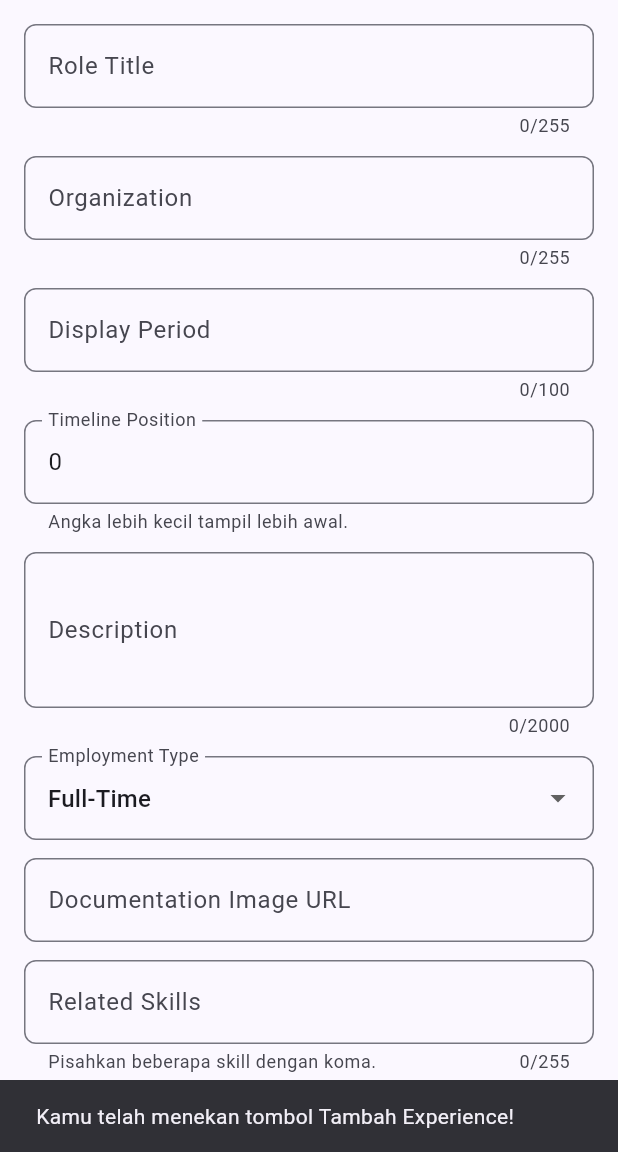
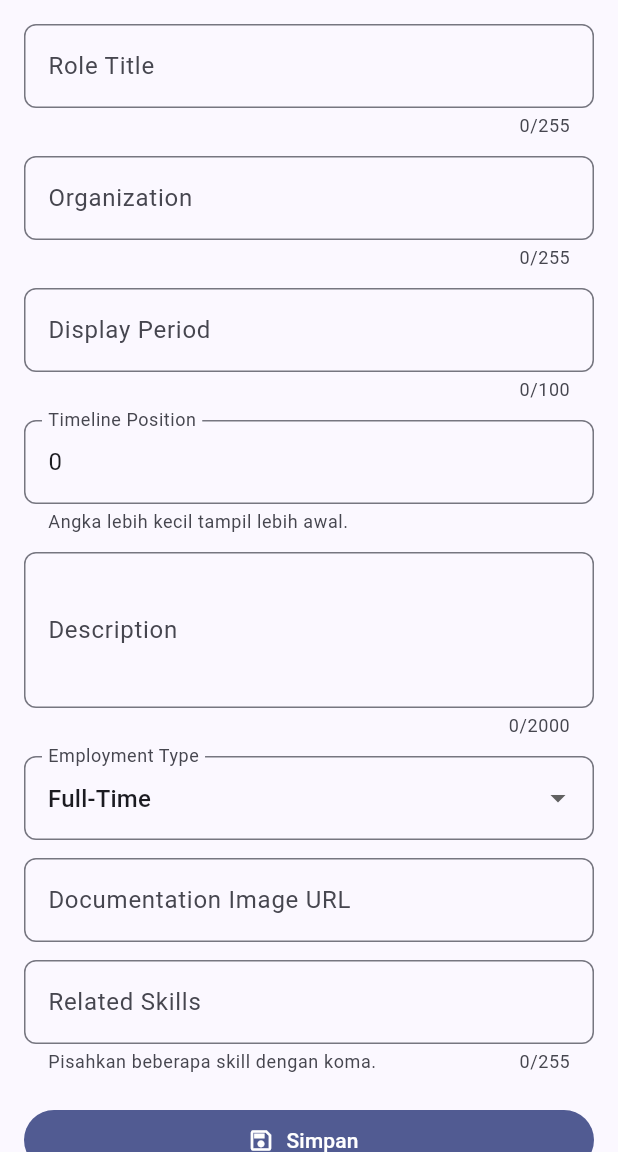
Before and after one commit to Dafiq24/myportofolio_mobile, a Flutter app: the LeftDrawer widget shown alone on an empty page, opened directly, after a tap on "Home", after a tap on "Tambah Experience", on a phone screen of 412 x 824 dp, the part 84-1236 px from its top. Run offline on Flutter 3.47's test engine with Material 3 defaults, Android fonts, the phone set to English and light mode, and no system bars; our stand-ins replace material_ui.

Commit message:
fix: harden responsive menu navigation
Prevent card and drawer overflow across smaller test viewports.

Avoid route SnackBars that obstruct form controls and test system back navigation correctly.

```diff
--- a/lib/screens/menu.dart
+++ b/lib/screens/menu.dart
@@ -85,7 +85,7 @@ class MyHomePage extends StatelessWidget {
                       crossAxisSpacing: 10,
                       mainAxisSpacing: 10,
                       crossAxisCount: isWideScreen ? 4 : 2,
-                      childAspectRatio: isWideScreen ? 2 : 1,
+                      childAspectRatio: isWideScreen ? 1.6 : 1,
                       shrinkWrap: true,
                       children: items.map((ItemHomepage item) {
                         return ItemCard(item);
--- a/lib/widgets/left_drawer.dart
+++ b/lib/widgets/left_drawer.dart
@@ -19,16 +19,22 @@ class LeftDrawer extends StatelessWidget {
               children: [
                 Text(
                   'MyPortfolio',
+                  maxLines: 1,
+                  overflow: TextOverflow.ellipsis,
                   style: TextStyle(
                     fontSize: 30,
                     fontWeight: FontWeight.bold,
                     color: Colors.white,
                   ),
                 ),
-                SizedBox(height: 10),
-                Text(
-                  'Explore personal experiences and projects!',
-                  style: TextStyle(fontSize: 15, color: Colors.white),
+                SizedBox(height: 8),
+                Expanded(
+                  child: Text(
+                    'Explore personal experiences and projects!',
+                    maxLines: 3,
+                    overflow: TextOverflow.ellipsis,
+                    style: TextStyle(fontSize: 15, color: Colors.white),
+                  ),
                 ),
               ],
             ),
--- a/lib/widgets/project_card.dart
+++ b/lib/widgets/project_card.dart
@@ -26,14 +26,6 @@ class ItemCard extends StatelessWidget {
       child: InkWell(
         borderRadius: BorderRadius.circular(12),
         onTap: () {
-          ScaffoldMessenger.of(context)
-            ..hideCurrentSnackBar()
-            ..showSnackBar(
-              SnackBar(
-                content: Text('Kamu telah menekan tombol ${item.name}!'),
-              ),
-            );
-
           switch (item.action) {
             case HomepageAction.addExperience:
               Navigator.push(
@@ -53,6 +45,13 @@ class ItemCard extends StatelessWidget {
               break;
             case HomepageAction.viewExperience:
             case HomepageAction.logout:
+              ScaffoldMessenger.of(context)
+                ..hideCurrentSnackBar()
+                ..showSnackBar(
+                  SnackBar(
+                    content: Text('Kamu telah menekan tombol ${item.name}!'),
+                  ),
+                );
               break;
           }
         },
```
Also changed, not shown: 1 other file.
